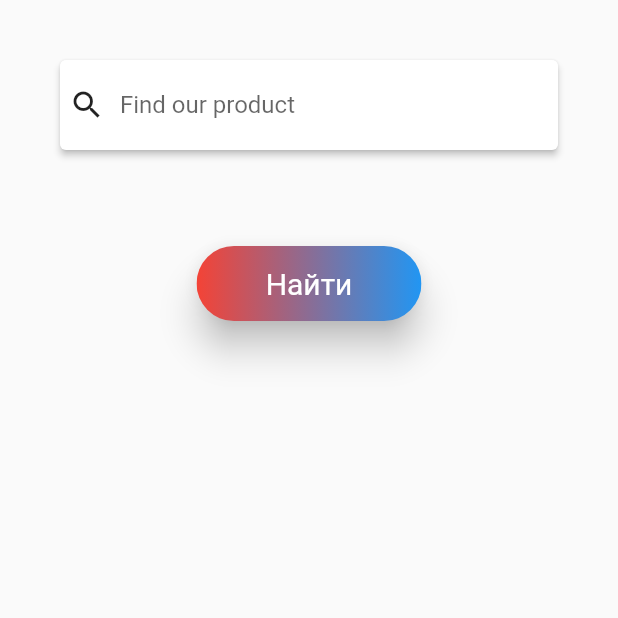
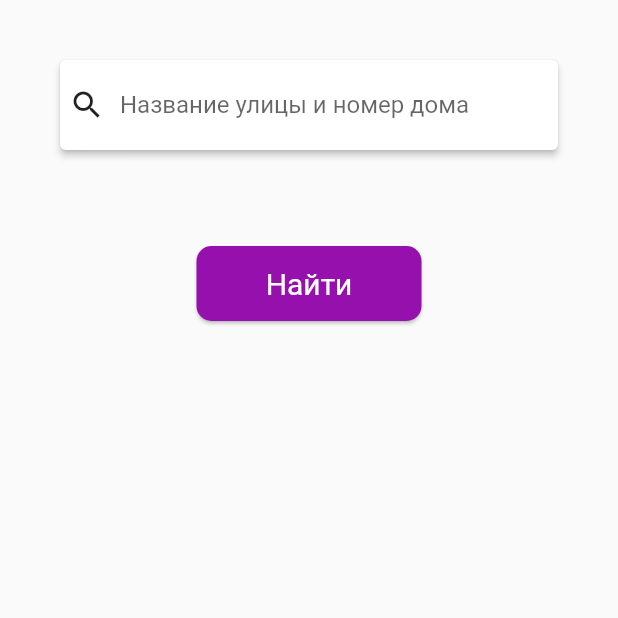
Before and after one commit to pen-dev/steria-ui, a Flutter app: the screen it shows after launch, on a phone screen of 412 x 824 dp, the top half of it. Run offline on Flutter 3.47's test engine with Material 2 defaults, Android fonts, the phone set to English and light mode, and no system bars.

Commit message:
кнопка по тз

```diff
--- a/lib/main.dart
+++ b/lib/main.dart
@@ -116,7 +116,7 @@ class HomePage extends StatelessWidget{
               child: TextField(
                 decoration: InputDecoration(
                     border: InputBorder.none,
-                    hintText: "Find our product"
+                    hintText: "Название улицы и номер дома"
                 ),
               ),
             ),
@@ -132,21 +132,26 @@ class HomePage extends StatelessWidget{
   Widget searchButton() =>Padding(
       padding: const EdgeInsets.all(30.0),
     child: Material(
-      elevation: 10.0,
-      color: Colors.transparent,
-      shape: const StadiumBorder(),
+      elevation: 1.00,
+      borderRadius: BorderRadius.all(Radius.circular(10.0)),
+      color: Color.fromRGBO(149, 16, 172, 100),
+//      shape: const StadiumBorder(),
       child: InkWell(
-        onTap: onPressed,
-        splashColor: Colors.yellow,
+        onTap: (){
+          print('debug');
+        },
+        splashColor: Color.fromRGBO(160, 16, 172, 100),
         child: Ink(
             height: 50.0,
             width: 150.0,
-            decoration: ShapeDecoration(
-                shape: const StadiumBorder(),
-                gradient: LinearGradient(
-                  colors: <Color>[Colors.red, Colors.blue],
-                )
-            ),
+//            decoration: ShapeDecoration(
+//                shape: const StadiumBorder(),
+////                color: Color.fromRGBO(149, 16, 172, 0),
+//                gradient: LinearGradient(
+//                  colors: <Color>[Color.fromRGBO(149, 16, 172, 100),
+//                    Color.fromRGBO(149, 16, 172, 100)],
+//                )
+//            ),
             child: Center(
                 child: Text(
                   'Найти',
```
